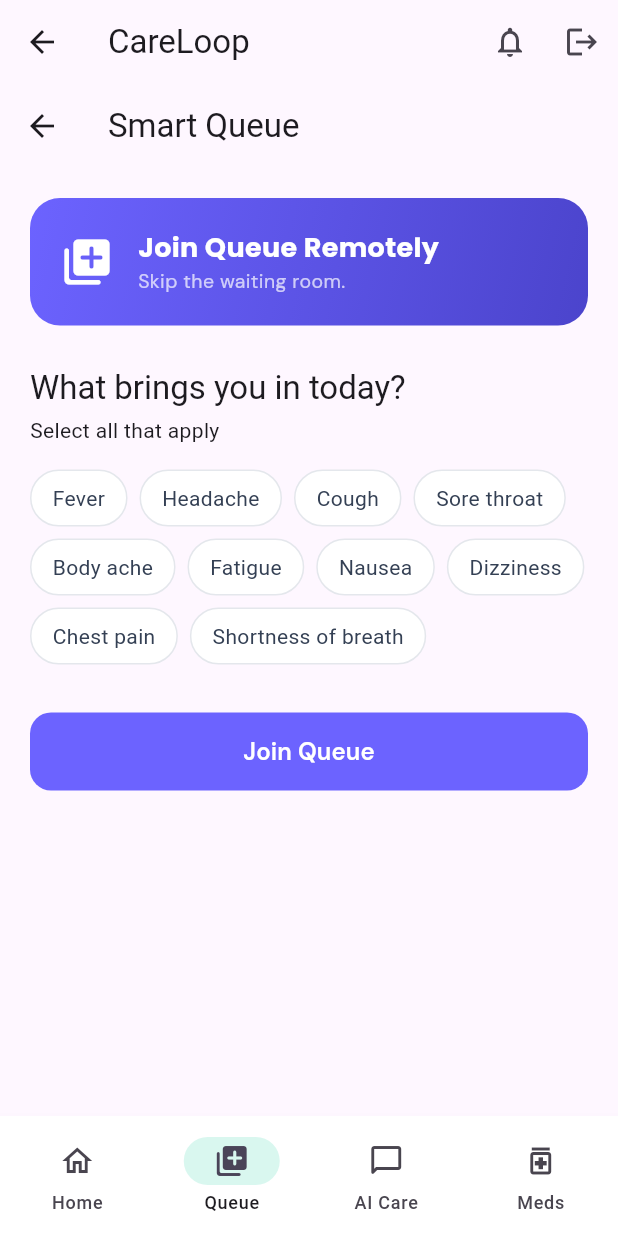
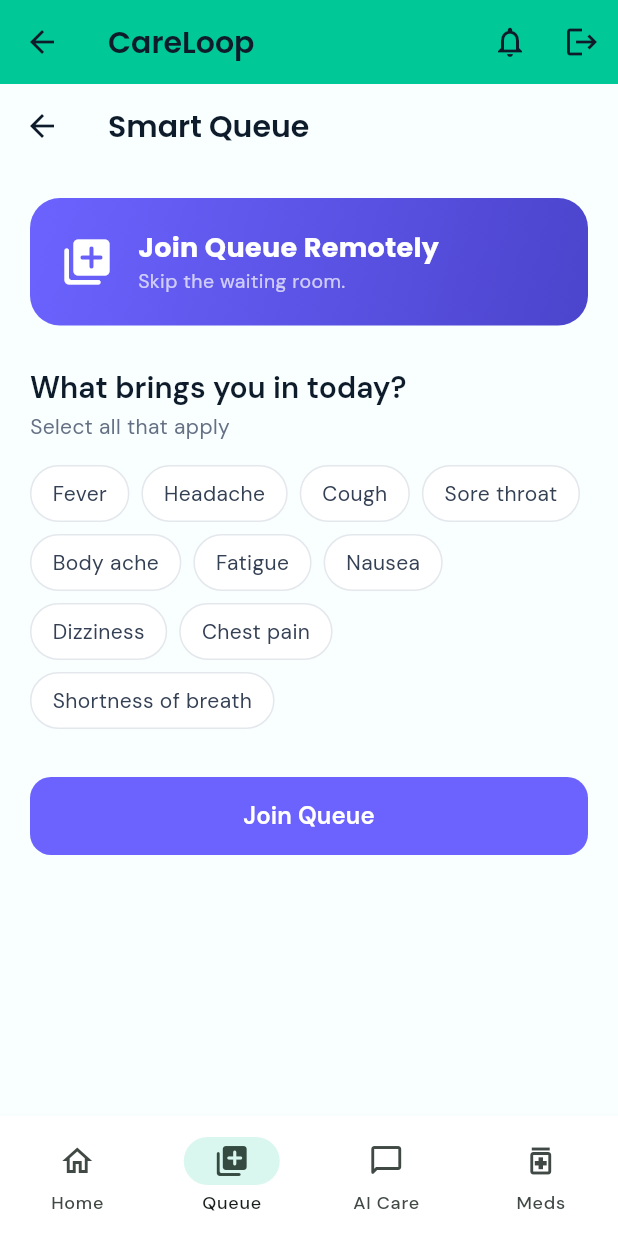
Before and after one commit to ZhiHeng0310/MyAI-Future, a Flutter app: the HomeScreen screen opened directly, item 2 of the bottom bar chosen, after a tap on the "logout" icon, on a phone screen of 412 x 824 dp. Run offline on Flutter 3.47's test engine with Material 3 defaults, Android fonts, the phone set to English and light mode, and no system bars; drawn by our look-alikes of flutter_animate; our stand-ins replace cloud_firestore, firebase_auth, firebase_core, firebase_messaging, fl_chart, flutter_local_notifications and 4 more; missing offline and left inert: dart:html; accounts and stored records are empty; network calls fail; statements that could not run were skipped.

Commit message:
Fixing bugs

```diff
--- a/lib/main.dart
+++ b/lib/main.dart
@@ -61,14 +61,11 @@
       child: MaterialApp(
         title: 'CareLoop',
         debugShowCheckedModeBanner: false,
-        theme: ThemeData(
-          primarySwatch: Colors.teal,
-          useMaterial3: true,
-        ),
+        theme: _theme(),
         routes: {
           '/inbox': (context) => const InboxScreen(),
         },
-        home: const NotificationWrapper(),
+        home: const AuthWrapper(),
       ),
     );
   }
--- a/lib/screens/home/dashboard_tab.dart
+++ b/lib/screens/home/dashboard_tab.dart
@@ -6,6 +6,7 @@
 import '../../providers/queue_provider.dart';
 import '../../providers/medication_provider.dart';
 import '../../widgets/stat_card.dart';
+import '../../widgets/upcoming_appointments_widget.dart';
 
 class DashboardTab extends StatelessWidget {
   const DashboardTab({super.key});
@@ -35,41 +36,28 @@
         ? 'All doses taken ✓'
         : '${(meds.adherenceRate * 100).round()}% doses taken';
 
-    return Scaffold(
-      body: CustomScrollView(
-        slivers: [
-          // ── App bar ──
-          SliverAppBar(
-            expandedHeight: 160,
-            floating: false, pinned: true,
-            backgroundColor: const Color(0xFF0D1B2A),
-            flexibleSpace: FlexibleSpaceBar(
-              background: Container(
-                decoration: const BoxDecoration(
-                  gradient: LinearGradient(
+    return SingleChildScrollView(
+      padding: const EdgeInsets.all(20),
+      child: Column(
+        crossAxisAlignment: CrossAxisAlignment.start,
+        children: [
+          // ── Welcome Header ──
+          Container(
+            width: double.infinity,
+            padding: const EdgeInsets.all(28),
+            decoration: BoxDecoration(
+              gradient: const LinearGradient(
                 colors: [Color(0xFF0D1B2A), Color(0xFF00473E)],
                 begin: Alignment.topLeft, end: Alignment.bottomRight,
               ),
+              borderRadius: BorderRadius.circular(24),
             ),
-                child: SafeArea(
-                  child: Padding(
-                    padding: const EdgeInsets.fromLTRB(24, 16, 24, 16),
             child: Column(
               crossAxisAlignment: CrossAxisAlignment.start,
-                      children: [
-                        Row(
-                          mainAxisAlignment: MainAxisAlignment.spaceBetween,
               children: [
                 Text('${_greeting()},',
                     style: GoogleFonts.dmSans(
                         color: Colors.white60, fontSize: 14)),
-                            GestureDetector(
-                              onTap: () => context.read<AuthProvider>().signOut(),
-                              child: const Icon(Icons.logout_rounded,
-                                  color: Colors.white60, size: 22),
-                            ),
-                          ],
-                        ),
                 const SizedBox(height: 4),
                 Text(name,
                     style: GoogleFonts.poppins(
@@ -82,17 +70,15 @@
                           fontSize: 13, fontWeight: FontWeight.w500)),
               ],
             ),
-                  ),
-                ),
-              ),
-            ),
-          ),
+          ).animate().fadeIn(duration: 400.ms).slideY(begin: 0.2),
 
-          // ── Body ──
-          SliverPadding(
-            padding: const EdgeInsets.all(20),
-            sliver: SliverList(
-              delegate: SliverChildListDelegate([
+          const SizedBox(height: 20),
+
+          // ── Upcoming Appointments ──
+          if (patient != null)
+            UpcomingAppointmentsWidget(userId: patient.id),
+
+          const SizedBox(height: 20),
 
           // Stats row
           Row(children: [
@@ -142,9 +128,6 @@
           ],
 
           const SizedBox(height: 80),
-              ]),
-            ),
-          ),
         ],
       ),
     );
--- a/lib/screens/home/home_screen.dart
+++ b/lib/screens/home/home_screen.dart
@@ -13,7 +13,6 @@
 import '../medications/medication_screen.dart';
 
 import '../../widgets/inbox_icon.dart';
-import '../../widgets/upcoming_appointments_widget.dart';
 
 class HomeScreen extends StatefulWidget {
   const HomeScreen({super.key});
@@ -78,20 +77,7 @@
     final patient = context.watch<AuthProvider>().patient;
 
     final screens = [
-      // 🔥 MODIFY ONLY THIS PART
-      SingleChildScrollView(
-        child: Column(
-          children: [
-            if (patient != null)
-              UpcomingAppointmentsWidget(userId: patient.id),
-
-            const SizedBox(height: 10),
-
-            const DashboardTab(),
-          ],
-        ),
-      ),
-
+      const DashboardTab(),
       const QueueScreen(),
       Builder(
         builder: (context) {
@@ -110,24 +96,20 @@
     return Scaffold(
       appBar: AppBar(
         title: const Text('CareLoop'),
+        backgroundColor: const Color(0xFF00C896),
+        foregroundColor: Colors.white,
         actions: [
-          // ✅ Inbox icon added safely
           const InboxIconAnimated(),
-
           IconButton(
             icon: const Icon(Icons.logout),
-            onPressed: () {
-              // TODO: your logout logic
-            },
+            onPressed: () => context.read<AuthProvider>().signOut(),
           ),
         ],
       ),
-
       body: IndexedStack(
         index: _currentIndex,
         children: screens,
       ),
-
       bottomNavigationBar: NavigationBar(
         selectedIndex: _currentIndex,
         onDestinationSelected: (i) => setState(() => _currentIndex = i),
--- a/lib/services/enhanced_ai_chat_service_gemini.dart
+++ b/lib/services/enhanced_ai_chat_service_gemini.dart
@@ -83,7 +83,7 @@
       'chest pain', 'heart pain', 'bad headache',
 
       // Emergency words
-      'emergency', 'urgent', 'help me', 'serious', 'critical',
+      'emergency', 'urgent', 'serious', 'critical',
 
       // Medication not working
       'medicine not working', 'medication not working',
--- a/lib/services/gemini_ai_service.dart
+++ b/lib/services/gemini_ai_service.dart
@@ -20,7 +20,7 @@
 
     try {
       _model = GenerativeModel(
-        model: 'gemini-1.5-flash', // Fast, efficient model
+        model: 'gemini-1.5-flash-latest', // Fast, efficient model
         apiKey: _apiKey,
         generationConfig: GenerationConfig(
           temperature: 0.7,
```
Lines whose indentation alone changed are shown as unchanged.
